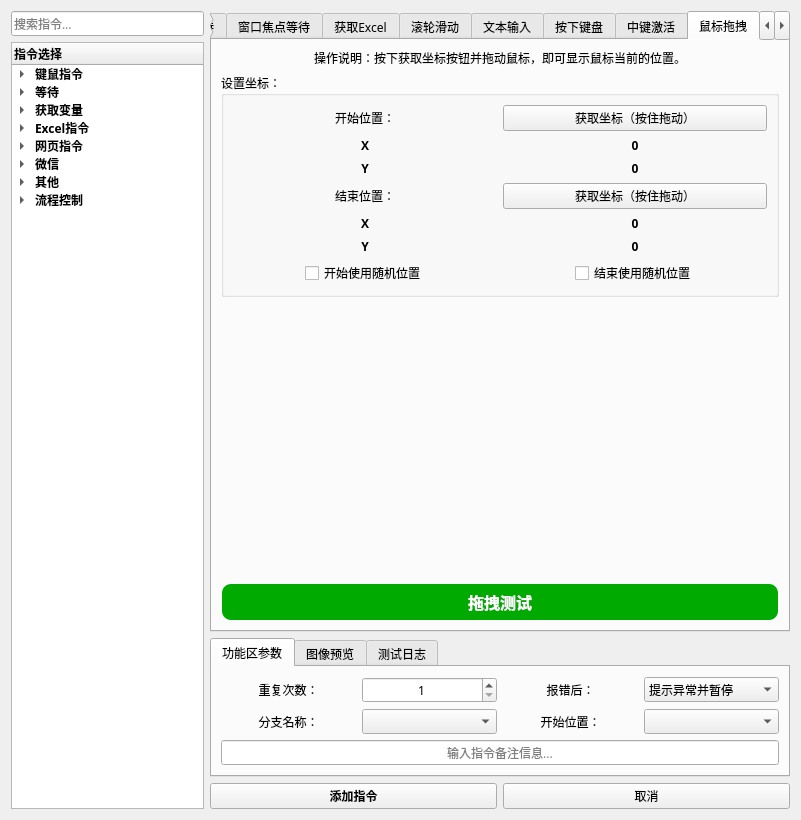
The window that 窗体/导航窗口.ui (FsterThanLight/automatic_clicker_2) describes before a commit, drawn with Qt 5.
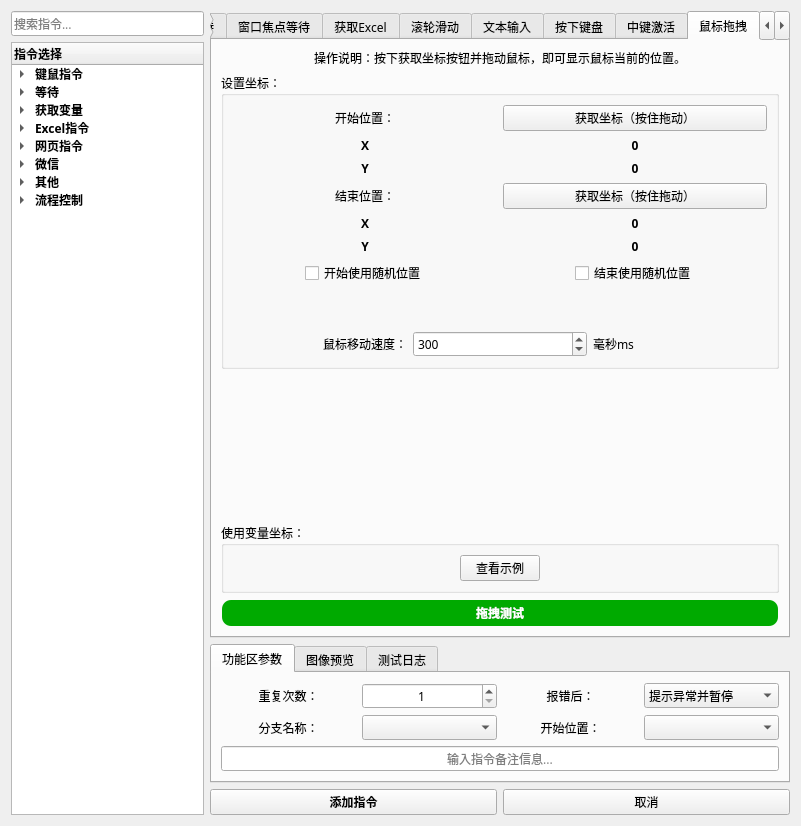
The same window after the commit. The open tabs and pages were chosen to show the change. Icons and pictures are not drawn.

Commit message: 2024年9月9日00:23:33 修复高分辨率显示问题，鼠标拖拽指令重写

```diff
--- a/窗体/导航窗口.ui
+++ b/窗体/导航窗口.ui
@@ -7,7 +7,7 @@
     <x>0</x>
     <y>0</y>
     <width>801</width>
-    <height>820</height>
+    <height>826</height>
    </rect>
   </property>
   <property name="font">
@@ -4955,6 +4955,50 @@
               </item>
              </layout>
             </item>
+            <item>
+             <spacer name="verticalSpacer_42">
+              <property name="orientation">
+               <enum>Qt::Vertical</enum>
+              </property>
+              <property name="sizeHint" stdset="0">
+               <size>
+                <width>20</width>
+                <height>40</height>
+               </size>
+              </property>
+             </spacer>
+            </item>
+            <item>
+             <layout class="QHBoxLayout" name="horizontalLayout_41">
+              <item>
+               <widget class="QLabel" name="label_199">
+                <property name="text">
+                 <string>鼠标移动速度：</string>
+                </property>
+                <property name="alignment">
+                 <set>Qt::AlignRight|Qt::AlignTrailing|Qt::AlignVCenter</set>
+                </property>
+               </widget>
+              </item>
+              <item>
+               <widget class="QSpinBox" name="spinBox_32">
+                <property name="maximum">
+                 <number>999999</number>
+                </property>
+                <property name="value">
+                 <number>300</number>
+                </property>
+               </widget>
+              </item>
+              <item>
+               <widget class="QLabel" name="label_200">
+                <property name="text">
+                 <string>毫秒ms</string>
+                </property>
+               </widget>
+              </item>
+             </layout>
+            </item>
            </layout>
           </widget>
          </item>
@@ -4971,6 +5015,48 @@
            </property>
           </spacer>
          </item>
+         <item>
+          <widget class="QGroupBox" name="groupBox_84">
+           <property name="title">
+            <string>使用变量坐标：</string>
+           </property>
+           <layout class="QHBoxLayout" name="horizontalLayout_42">
+            <item>
+             <spacer name="horizontalSpacer_30">
+              <property name="orientation">
+               <enum>Qt::Horizontal</enum>
+              </property>
+              <property name="sizeHint" stdset="0">
+               <size>
+                <width>206</width>
+                <height>20</height>
+               </size>
+              </property>
+             </spacer>
+            </item>
+            <item>
+             <widget class="QPushButton" name="pushButton_83">
+              <property name="text">
+               <string>查看示例</string>
+              </property>
+             </widget>
+            </item>
+            <item>
+             <spacer name="horizontalSpacer_31">
+              <property name="orientation">
+               <enum>Qt::Horizontal</enum>
+              </property>
+              <property name="sizeHint" stdset="0">
+               <size>
+                <width>206</width>
+                <height>20</height>
+               </size>
+              </property>
+             </spacer>
+            </item>
+           </layout>
+          </widget>
+         </item>
          <item>
           <widget class="QPushButton" name="pushButton_14">
            <property name="palette">
@@ -5175,7 +5261,6 @@
            <property name="font">
             <font>
              <family>Microsoft YaHei</family>
-             <pointsize>-1</pointsize>
              <weight>75</weight>
              <bold>true</bold>
             </font>
@@ -5186,8 +5271,7 @@
     color: white;
     border-radius: 10px; /* 设置圆角半径 */
     font-family: 'Microsoft YaHei'; /* 设置字体为微软雅黑 */
-    font-size: 16px; /* 设置字体大小，可以根据需要调整 */
-    padding: 5px 10px; /* 设置内边距，使按钮看起来更美观 */
+    padding: 3px 5px; /* 设置内边距，使按钮看起来更美观 */
     border: 2px solid transparent; /* 设置边框为透明 */
 }
 
```
Left out of the diff: 110 changed lines with no effect on the pictures. The commit also changes 24 other files.
